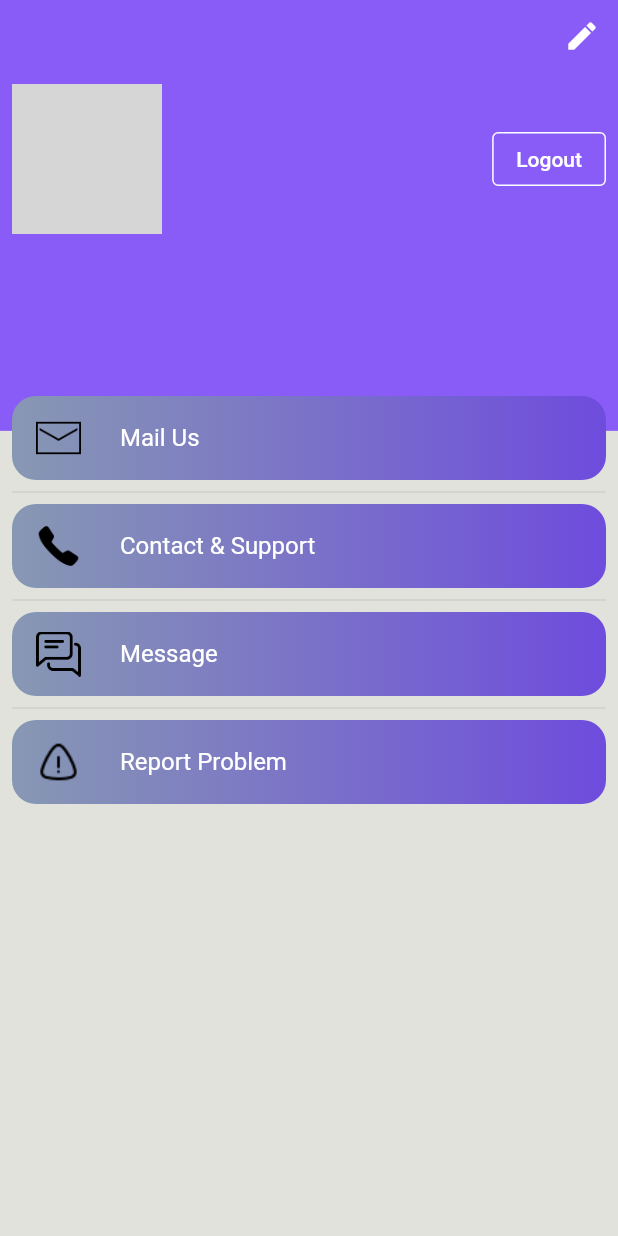
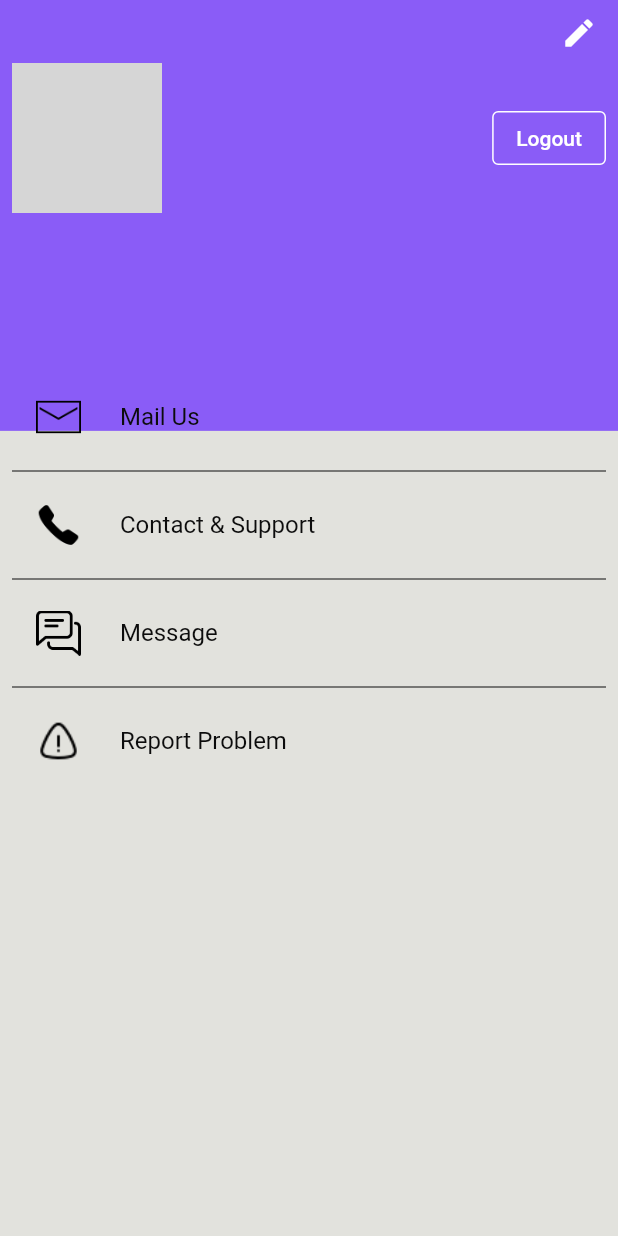
Before and after one commit to prabesh154/Wedease, a Flutter app: the ProfileScreen screen opened directly, on a phone screen of 412 x 824 dp. Run offline on Flutter 3.47's test engine with Material 2 defaults, Android fonts, the light colour scheme and no system bars; our stand-ins replace cloud_firestore, firebase_auth, firebase_core, firebase_storage, get, image_picker and 1 more; accounts and stored records are empty; Roboto replaces fonts that are missing (sans_semibold); grey boxes are pictures that could not be loaded.

Commit message:
Updated profile screen itemm's styling

```diff
--- a/lib/views/profile_screen/profile_screen.dart
+++ b/lib/views/profile_screen/profile_screen.dart
@@ -92,7 +92,7 @@
                   children: [
                     // Edit profile button
                     Padding(
-                      padding: const EdgeInsets.all(12),
+                      padding: const EdgeInsets.only(right: 14, top: 10),
                       child: const Align(
                         alignment: Alignment.centerRight,
                         child: Icon(
@@ -130,6 +130,7 @@
                               children: [
                                 "${data['name']}"
                                     .text
+                                    .headline6(context)
                                     .fontFamily(semibold)
                                     .white
                                     .make(),
@@ -142,11 +143,37 @@
                             style: OutlinedButton.styleFrom(
                               side: const BorderSide(color: whiteColor),
                             ),
+                            onPressed: () {
+                              // Show a confirmation dialog
+                              showDialog(
+                                context: context,
+                                builder: (BuildContext context) {
+                                  return AlertDialog(
+                                    title: const Text('Logout Confirmation'),
+                                    content: const Text(
+                                        'Are you sure you want to logout?'),
+                                    actions: <Widget>[
+                                      TextButton(
+                                        onPressed: () {
+                                          Navigator.of(context)
+                                              .pop(); // Close the dialog
+                                        },
+                                        child: const Text('Cancel'),
+                                      ),
+                                      TextButton(
                                         onPressed: () async {
+                                          // Perform logout and navigate to the login screen
                                           VxToast.show(context, msg: loggedout);
                                           await Get.put(AuthController())
                                               .signoutMethod(context);
                                           Get.offAll(() => const LoginScreen());
+                                        },
+                                        child: const Text('Logout'),
+                                      ),
+                                    ],
+                                  );
+                                },
+                              );
                             },
                             child: const Text(
                               'Logout',
@@ -155,27 +182,24 @@
                                 color: whiteColor,
                               ),
                             ),
-                          ),
+                          )
                         ],
                       ),
                     ),
                     100.heightBox,
 
                     // Button section
-                    ListView.separated(
+                    SingleChildScrollView(
+                      child: ListView.separated(
                         shrinkWrap: true,
                         separatorBuilder: (context, index) {
-                        return const Divider();
+                          return const Divider(
+                            color: blackColor,
+                          );
                         },
                         itemCount: profileButtonsList.length,
                         itemBuilder: (BuildContext context, int index) {
                           return Container(
-                          decoration: BoxDecoration(
-                              borderRadius: BorderRadius.circular(16),
-                              gradient: const LinearGradient(colors: [
-                                Color.fromARGB(255, 135, 152, 179),
-                                Color.fromARGB(255, 110, 76, 221)
-                              ])),
                             child: ListTile(
                               leading: Image.asset(
                                 profileButtonsIcon[index],
@@ -184,14 +208,15 @@
                               title: profileButtonsList[index]
                                   .text
                                   .fontFamily(semibold)
-                                .color(Colors.white)
+                                  .color(blackColor)
                                   .make(),
                               onTap: () {
                                 if (profileButtonsList[index] == mail) {
                                   sendEmail(); // Execute sendEmail function for "Mail Us" button
                                 } else if (profileButtonsList[index] == chat) {
                                   sendSMS(); // Execute sendSMS function for "Contact Us" button
-                              } else if (profileButtonsList[index] == contact) {
+                                } else if (profileButtonsList[index] ==
+                                    contact) {
                                   openDialer(); // Execute openDialer function for "Contact Us" button
                                 } else {
                                   sendEmail();
@@ -200,7 +225,8 @@
                             ),
                           );
                         },
-                    ).paddingOnly(left: 8, right: 8)
+                      ).paddingOnly(left: 8, right: 8),
+                    )
                     // .box
                     // .gray100
                     // .rounded
```
Lines whose indentation alone changed are shown as unchanged.
